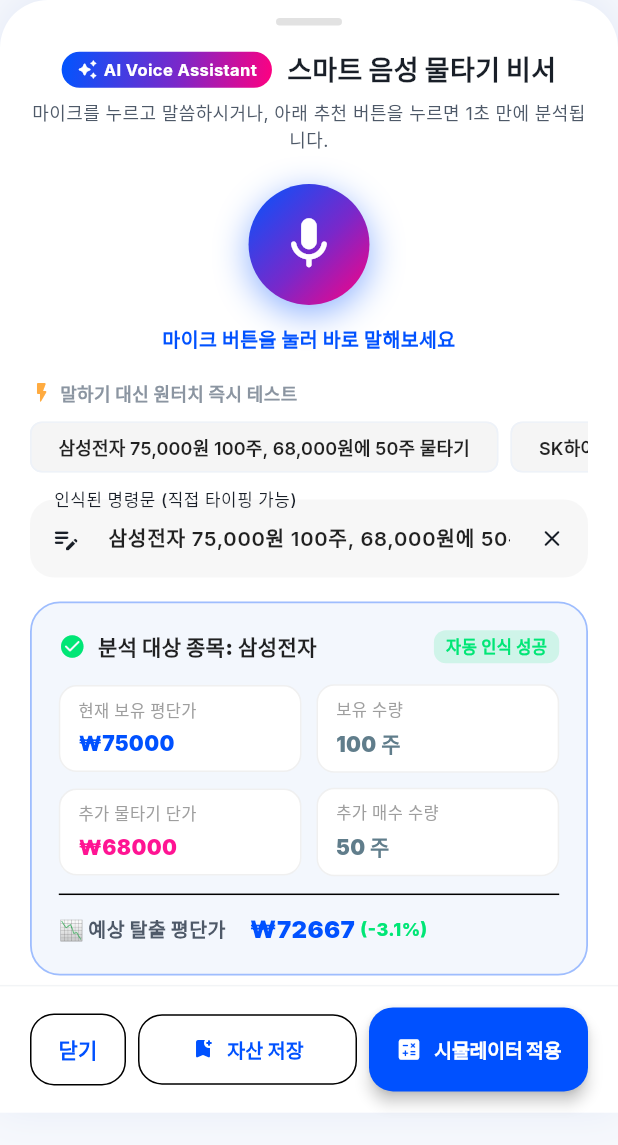
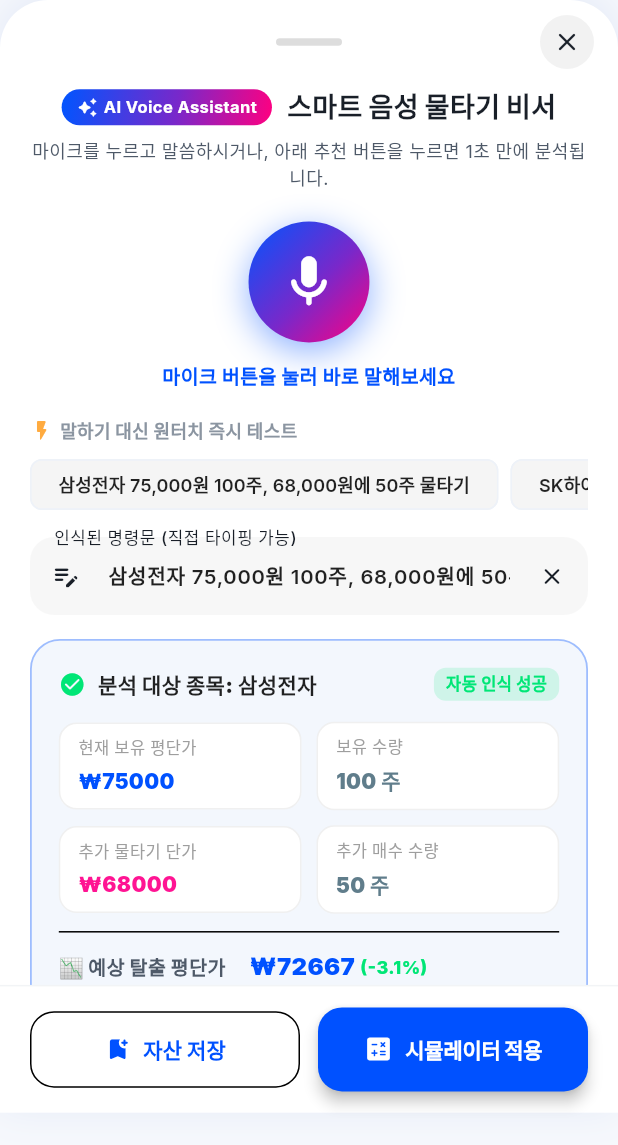
Before and after one commit to koyotejw-ux/smart-dca, a Flutter app: the AiVoicePanel widget shown alone on an empty page, opened directly, on a phone screen of 412 x 824 dp. Shown: the top 1145 px of the screen. Run offline on Flutter 3.47's test engine with Material 3 defaults, Android fonts, the phone set to English and light mode, and no system bars; our stand-ins replace fl_chart, flutter_animate, flutter_riverpod, google_fonts, google_mobile_ads, shared_preferences and 2 more; missing offline and left inert: unity_ads_plugin; accounts and stored records are empty.

Commit message:
feat(ui): replace bottom close buttons with top-right X button across sheets

```diff
--- a/lib/widgets/ai_voice_panel.dart
+++ b/lib/widgets/ai_voice_panel.dart
@@ -336,17 +336,48 @@
         child: Column(
           mainAxisSize: MainAxisSize.min,
           children: [
-            // Handle bar
-            const SizedBox(height: 12),
-            Container(
-              width: 44,
-              height: 5,
-              decoration: BoxDecoration(
-                color: Colors.grey.withOpacity(0.3),
-                borderRadius: BorderRadius.circular(3),
+            // Top bar with Handle bar and Top-Right Close 'X' Button
+            Padding(
+              padding: const EdgeInsets.only(top: 10, left: 16, right: 16, bottom: 4),
+              child: Row(
+                children: [
+                  const SizedBox(width: 36), // Balance the close button
+                  Expanded(
+                    child: Center(
+                      child: Container(
+                        width: 44,
+                        height: 5,
+                        decoration: BoxDecoration(
+                          color: Colors.grey.withOpacity(0.35),
+                          borderRadius: BorderRadius.circular(3),
+                        ),
+                      ),
+                    ),
+                  ),
+                  Material(
+                    color: Colors.transparent,
+                    child: InkWell(
+                      onTap: () => Navigator.pop(context),
+                      borderRadius: BorderRadius.circular(20),
+                      child: Container(
+                        width: 36,
+                        height: 36,
+                        decoration: BoxDecoration(
+                          shape: BoxShape.circle,
+                          color: isDark ? Colors.white.withOpacity(0.08) : Colors.black.withOpacity(0.05),
+                        ),
+                        child: Icon(
+                          Icons.close_rounded,
+                          size: 20,
+                          color: isDark ? Colors.white70 : TMembershipColors.lightTextPrimary,
+                        ),
+                      ),
+                    ),
+                  ),
+                ],
               ),
             ),
-            const SizedBox(height: 16),
+            const SizedBox(height: 8),
 
             // Scrollable Content
             Flexible(
@@ -699,46 +730,39 @@
               ),
               child: Row(
                 children: [
-                  OutlinedButton(
-                    onPressed: () => Navigator.pop(context),
-                    style: OutlinedButton.styleFrom(
-                      padding: const EdgeInsets.symmetric(horizontal: 14, vertical: 14),
-                      shape: RoundedRectangleBorder(borderRadius: BorderRadius.circular(16)),
-                    ),
-                    child: const Text("닫기", style: TextStyle(fontWeight: FontWeight.bold)),
-                  ),
-                  const SizedBox(width: 8),
                   Expanded(
+                    flex: 1,
                     child: OutlinedButton.icon(
                       onPressed: _result.isValid ? _saveDirectlyToPortfolio : null,
-                      icon: const Icon(Icons.bookmark_add_rounded, size: 16),
+                      icon: const Icon(Icons.bookmark_add_rounded, size: 18),
                       label: const Text(
                         "자산 저장",
-                        style: TextStyle(fontWeight: FontWeight.w800, fontSize: 13),
+                        style: TextStyle(fontWeight: FontWeight.w800, fontSize: 14),
                         maxLines: 1,
                         overflow: TextOverflow.ellipsis,
                       ),
                       style: OutlinedButton.styleFrom(
-                        padding: const EdgeInsets.symmetric(vertical: 14, horizontal: 6),
+                        padding: const EdgeInsets.symmetric(vertical: 15),
                         shape: RoundedRectangleBorder(borderRadius: BorderRadius.circular(16)),
                       ),
                     ),
                   ),
-                  const SizedBox(width: 8),
+                  const SizedBox(width: 12),
                   Expanded(
+                    flex: 1,
                     child: ElevatedButton.icon(
                       onPressed: _result.isValid ? _applyToSimulator : null,
-                      icon: const Icon(Icons.calculate_rounded, color: Colors.white, size: 18),
+                      icon: const Icon(Icons.calculate_rounded, color: Colors.white, size: 20),
                       label: const Text(
                         "시뮬레이터 적용",
-                        style: TextStyle(fontWeight: FontWeight.w900, color: Colors.white, fontSize: 13),
+                        style: TextStyle(fontWeight: FontWeight.w900, color: Colors.white, fontSize: 14),
                         maxLines: 1,
                         overflow: TextOverflow.ellipsis,
                       ),
                       style: ElevatedButton.styleFrom(
                         backgroundColor: TMembershipColors.primaryBlue,
                         foregroundColor: Colors.white,
-                        padding: const EdgeInsets.symmetric(vertical: 14, horizontal: 6),
+                        padding: const EdgeInsets.symmetric(vertical: 15),
                         elevation: 4,
                         shape: RoundedRectangleBorder(borderRadius: BorderRadius.circular(16)),
                       ),
```
Also changed, not shown: lib/widgets/celebration_modal.dart (+32 -3 lines).
